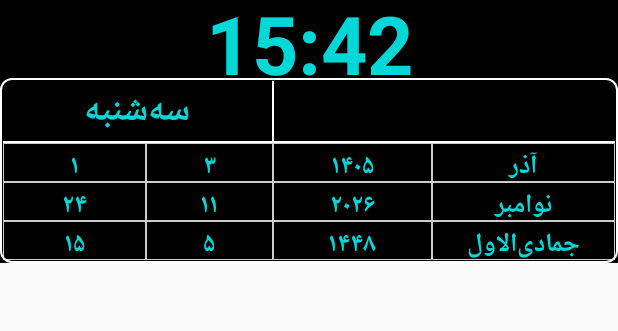
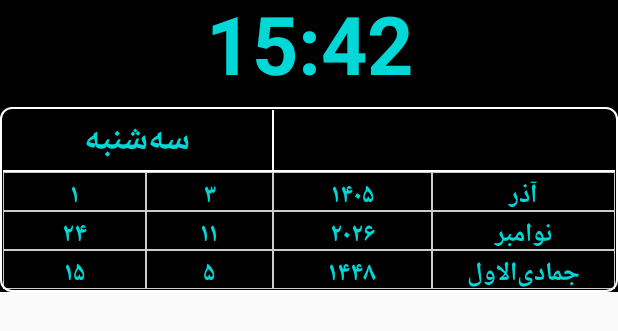
Before and after one commit to babak1379/001, an Android app: the layout widget_calendar.xml on its own in the app's theme, with its tools: preview values and no code run, on a phone screen of 412 x 824 dp. Shown: the top 331 px of the screen. Run offline under Robolectric (Android 15) with nearby library versions, the phone set to English and light mode, and no system bars.

Commit message:
Add spacing between clock and calendar frame

```diff
--- a/app/src/main/res/layout/widget_calendar.xml
+++ b/app/src/main/res/layout/widget_calendar.xml
@@ -11,6 +11,7 @@
         android:id="@+id/clockText"
         android:layout_width="match_parent"
         android:layout_height="52dp"
+        android:layout_marginBottom="19dp"
         android:gravity="center"
         android:fontFamily="sans-serif"
         android:includeFontPadding="false"
```
